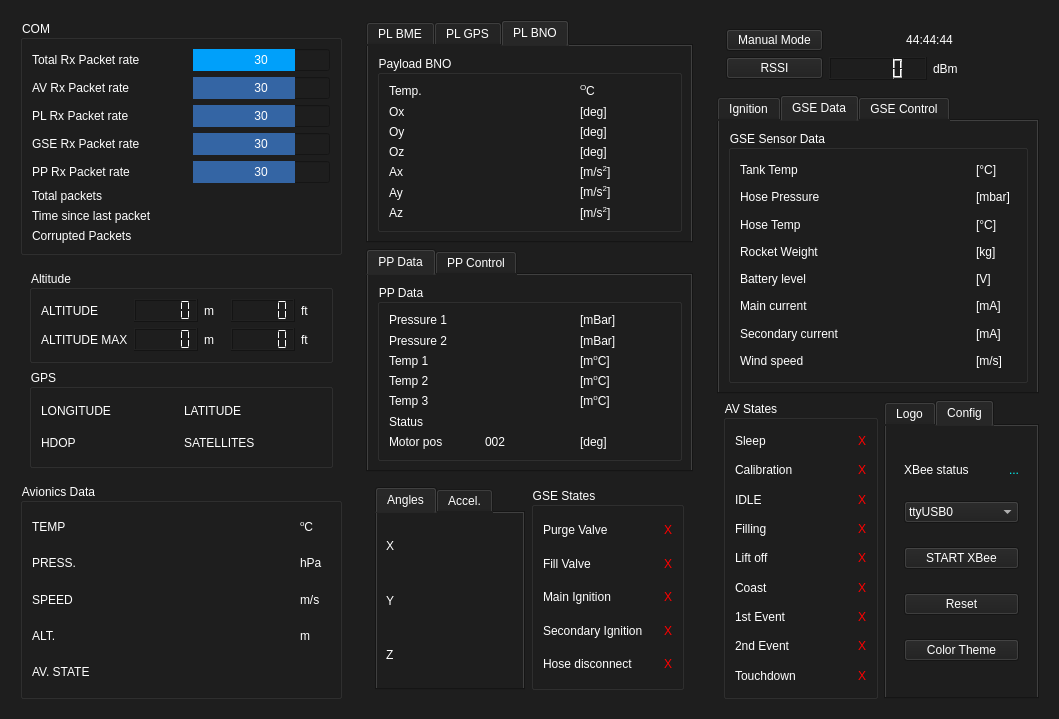
Above: UI/ui_file/WasserfallenGUI.ui from MorgesHAB/ERT2020GS before the change. Below: the same form after it.
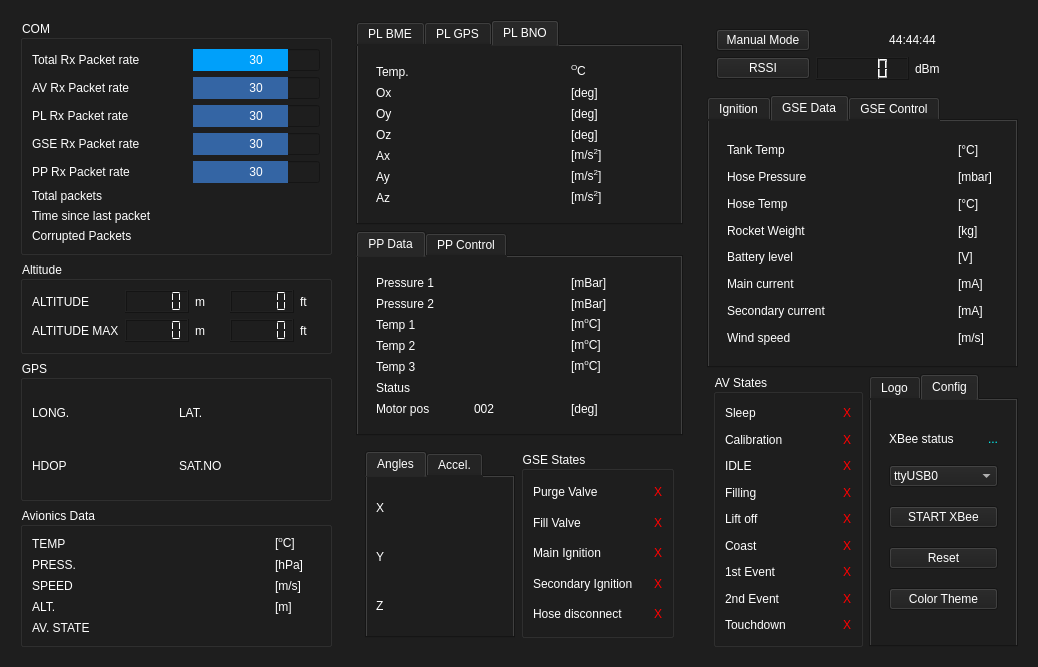
That is the form after the change. The open tabs and pages were chosen to show the change. Icons and pictures are not drawn.

```diff
--- a/UI/ui_file/WasserfallenGUI.ui
+++ b/UI/ui_file/WasserfallenGUI.ui
@@ -6,8 +6,8 @@
    <rect>
     <x>0</x>
     <y>0</y>
-    <width>1059</width>
-    <height>719</height>
+    <width>1038</width>
+    <height>667</height>
    </rect>
   </property>
   <property name="sizePolicy">
@@ -316,92 +316,6 @@
        </widget>
       </item>
       <item>
-       <widget class="QWidget" name="widget_4" native="true">
-        <layout class="QGridLayout" name="gridLayout_23">
-         <item row="2" column="0">
-          <widget class="QGroupBox" name="gps_box">
-           <property name="sizePolicy">
-            <sizepolicy hsizetype="MinimumExpanding" vsizetype="MinimumExpanding">
-             <horstretch>0</horstretch>
-             <verstretch>0</verstretch>
-            </sizepolicy>
-           </property>
-           <property name="minimumSize">
-            <size>
-             <width>0</width>
-             <height>0</height>
-            </size>
-           </property>
-           <property name="title">
-            <string>GPS</string>
-           </property>
-           <layout class="QGridLayout" name="gridLayout_3">
-            <item row="3" column="0">
-             <widget class="QLabel" name="longitude_label">
-              <property name="text">
-               <string>LONGITUDE</string>
-              </property>
-             </widget>
-            </item>
-            <item row="6" column="0">
-             <widget class="QLabel" name="hdop_label">
-              <property name="text">
-               <string>HDOP</string>
-              </property>
-             </widget>
-            </item>
-            <item row="3" column="6">
-             <widget class="QLabel" name="latitude_panel">
-              <property name="minimumSize">
-               <size>
-                <width>0</width>
-                <height>0</height>
-               </size>
-              </property>
-              <property name="text">
-               <string/>
-              </property>
-             </widget>
-            </item>
-            <item row="6" column="5">
-             <widget class="QLabel" name="sat_nbr_label">
-              <property name="text">
-               <string>SATELLITES</string>
-              </property>
-             </widget>
-            </item>
-            <item row="6" column="6">
-             <widget class="QLabel" name="sat_nbr_panel">
-              <property name="text">
-               <string/>
-              </property>
-             </widget>
-            </item>
-            <item row="3" column="5">
-             <widget class="QLabel" name="latitude_label">
-              <property name="text">
-               <string>LATITUDE</string>
-              </property>
-             </widget>
-            </item>
-            <item row="3" column="1">
-             <widget class="QLabel" name="longitude_panel">
-              <property name="text">
-               <string/>
-              </property>
-             </widget>
-            </item>
-            <item row="6" column="1">
-             <widget class="QLabel" name="hdop_panel">
-              <property name="text">
-               <string/>
-              </property>
-             </widget>
-            </item>
-           </layout>
-          </widget>
-         </item>
-         <item row="1" column="0">
           <widget class="QGroupBox" name="groupBox_7">
            <property name="title">
             <string>Altitude</string>
@@ -501,6 +415,86 @@
            </layout>
           </widget>
          </item>
+      <item>
+       <widget class="QGroupBox" name="gps_box">
+        <property name="sizePolicy">
+         <sizepolicy hsizetype="MinimumExpanding" vsizetype="MinimumExpanding">
+          <horstretch>0</horstretch>
+          <verstretch>0</verstretch>
+         </sizepolicy>
+        </property>
+        <property name="minimumSize">
+         <size>
+          <width>0</width>
+          <height>0</height>
+         </size>
+        </property>
+        <property name="title">
+         <string>GPS</string>
+        </property>
+        <layout class="QGridLayout" name="gridLayout_3">
+         <item row="3" column="0">
+          <widget class="QLabel" name="longitude_label">
+           <property name="text">
+            <string>LONG.</string>
+           </property>
+          </widget>
+         </item>
+         <item row="6" column="0">
+          <widget class="QLabel" name="hdop_label">
+           <property name="text">
+            <string>HDOP</string>
+           </property>
+          </widget>
+         </item>
+         <item row="3" column="6">
+          <widget class="QLabel" name="latitude_panel">
+           <property name="minimumSize">
+            <size>
+             <width>0</width>
+             <height>0</height>
+            </size>
+           </property>
+           <property name="text">
+            <string/>
+           </property>
+          </widget>
+         </item>
+         <item row="6" column="5">
+          <widget class="QLabel" name="sat_nbr_label">
+           <property name="text">
+            <string>SAT.NO</string>
+           </property>
+          </widget>
+         </item>
+         <item row="6" column="6">
+          <widget class="QLabel" name="sat_nbr_panel">
+           <property name="text">
+            <string/>
+           </property>
+          </widget>
+         </item>
+         <item row="3" column="5">
+          <widget class="QLabel" name="latitude_label">
+           <property name="text">
+            <string>LAT.</string>
+           </property>
+          </widget>
+         </item>
+         <item row="3" column="1">
+          <widget class="QLabel" name="longitude_panel">
+           <property name="text">
+            <string/>
+           </property>
+          </widget>
+         </item>
+         <item row="6" column="1">
+          <widget class="QLabel" name="hdop_panel">
+           <property name="text">
+            <string/>
+           </property>
+          </widget>
+         </item>
         </layout>
        </widget>
       </item>
@@ -518,6 +512,12 @@
         <layout class="QGridLayout" name="gridLayout_8">
          <item row="3" column="2">
           <widget class="QLabel" name="hpa_unit_label">
+           <property name="minimumSize">
+            <size>
+             <width>40</width>
+             <height>0</height>
+            </size>
+           </property>
            <property name="maximumSize">
             <size>
              <width>30</width>
@@ -525,7 +525,7 @@
             </size>
            </property>
            <property name="text">
-            <string>hPa</string>
+            <string>[hPa]</string>
            </property>
           </widget>
          </item>
@@ -566,7 +566,7 @@
             </size>
            </property>
            <property name="text">
-            <string>m</string>
+            <string>[m]</string>
            </property>
           </widget>
          </item>
@@ -600,6 +600,12 @@
          </item>
          <item row="4" column="2">
           <widget class="QLabel" name="m_s_unit_label">
+           <property name="minimumSize">
+            <size>
+             <width>45</width>
+             <height>0</height>
+            </size>
+           </property>
            <property name="maximumSize">
             <size>
              <width>30</width>
@@ -607,7 +613,7 @@
             </size>
            </property>
            <property name="text">
-            <string>m/s</string>
+            <string>[m/s]</string>
            </property>
           </widget>
          </item>
@@ -633,7 +639,7 @@
             </size>
            </property>
            <property name="text">
-            <string>&lt;html&gt;&lt;head/&gt;&lt;body&gt;&lt;p&gt;&lt;span style=&quot; vertical-align:super;&quot;&gt;o&lt;/span&gt;C&lt;/p&gt;&lt;/body&gt;&lt;/html&gt;</string>
+            <string>&lt;html&gt;&lt;head/&gt;&lt;body&gt;&lt;p&gt;[&lt;span style=&quot; vertical-align:super;&quot;&gt;o&lt;/span&gt;C]&lt;/p&gt;&lt;/body&gt;&lt;/html&gt;</string>
            </property>
           </widget>
          </item>
@@ -1043,7 +1049,7 @@
          </size>
         </property>
         <property name="currentIndex">
-         <number>0</number>
+         <number>2</number>
         </property>
         <widget class="QWidget" name="tab_3">
          <attribute name="title">
@@ -1051,16 +1057,13 @@
          </attribute>
          <layout class="QHBoxLayout" name="horizontalLayout_3">
           <item>
-           <widget class="QGroupBox" name="groupBox_4">
+           <widget class="QWidget" name="widget_4" native="true">
             <property name="sizePolicy">
              <sizepolicy hsizetype="MinimumExpanding" vsizetype="MinimumExpanding">
               <horstretch>0</horstretch>
               <verstretch>0</verstretch>
              </sizepolicy>
             </property>
-            <property name="title">
-             <string>Payload BME</string>
-            </property>
             <layout class="QGridLayout" name="gridLayout_19">
              <item row="2" column="0">
               <widget class="QLabel" name="pl_bme_humidity_label">
@@ -1157,16 +1160,13 @@
          </attribute>
          <layout class="QHBoxLayout" name="horizontalLayout_4">
           <item>
-           <widget class="QGroupBox" name="groupBox_3">
+           <widget class="QWidget" name="widget_3" native="true">
             <property name="sizePolicy">
              <sizepolicy hsizetype="MinimumExpanding" vsizetype="MinimumExpanding">
               <horstretch>0</horstretch>
               <verstretch>0</verstretch>
              </sizepolicy>
             </property>
-            <property name="title">
-             <string>Payload GPS</string>
-            </property>
             <layout class="QGridLayout" name="gridLayout_18">
              <item row="3" column="0">
               <widget class="QLabel" name="pl_latitude_label">
@@ -1249,16 +1249,13 @@
          </attribute>
          <layout class="QHBoxLayout" name="horizontalLayout_5">
           <item>
-           <widget class="QGroupBox" name="groupBox_5">
+           <widget class="QWidget" name="widget_5" native="true">
             <property name="sizePolicy">
              <sizepolicy hsizetype="MinimumExpanding" vsizetype="MinimumExpanding">
               <horstretch>0</horstretch>
               <verstretch>0</verstretch>
              </sizepolicy>
             </property>
-            <property name="title">
-             <string>Payload BNO</string>
-            </property>
             <layout class="QGridLayout" name="gridLayout_20">
              <item row="6" column="1">
               <widget class="QLabel" name="pl_bno_az_panel">
@@ -1417,7 +1414,7 @@
       <item row="1" column="0">
        <widget class="QTabWidget" name="tabWidget_3">
         <property name="currentIndex">
-         <number>1</number>
+         <number>0</number>
         </property>
         <widget class="QWidget" name="tab_6">
          <attribute name="title">
@@ -1425,10 +1422,7 @@
          </attribute>
          <layout class="QHBoxLayout" name="horizontalLayout_6">
           <item>
-           <widget class="QGroupBox" name="groupBox_6">
-            <property name="title">
-             <string>PP Data</string>
-            </property>
+           <widget class="QWidget" name="widget_6" native="true">
             <layout class="QGridLayout" name="gridLayout_21">
              <item row="5" column="0">
               <widget class="QLabel" name="label_15">
@@ -1581,10 +1575,7 @@
          </attribute>
          <layout class="QHBoxLayout" name="horizontalLayout_2">
           <item>
-           <widget class="QGroupBox" name="groupBox">
-            <property name="title">
-             <string>PP Control</string>
-            </property>
+           <widget class="QWidget" name="widget" native="true">
             <layout class="QGridLayout" name="gridLayout_12">
              <item row="0" column="1">
               <widget class="QPushButton" name="pushButton">
@@ -1816,16 +1807,13 @@
          </attribute>
          <layout class="QHBoxLayout" name="horizontalLayout_8">
           <item>
-           <widget class="QGroupBox" name="ignition_box">
+           <widget class="QWidget" name="ignition_box" native="true">
             <property name="minimumSize">
              <size>
               <width>200</width>
               <height>203</height>
              </size>
             </property>
-            <property name="title">
-             <string>Ignition</string>
-            </property>
             <layout class="QGridLayout" name="gridLayout_2">
              <item row="0" column="0">
               <widget class="QPushButton" name="ignition_button">
@@ -2031,16 +2019,13 @@
          </attribute>
          <layout class="QHBoxLayout" name="horizontalLayout_9">
           <item>
-           <widget class="QGroupBox" name="groupBox_2">
+           <widget class="QWidget" name="widget_2" native="true">
             <property name="sizePolicy">
              <sizepolicy hsizetype="MinimumExpanding" vsizetype="MinimumExpanding">
               <horstretch>0</horstretch>
               <verstretch>0</verstretch>
              </sizepolicy>
             </property>
-            <property name="title">
-             <string>GSE Sensor Data</string>
-            </property>
             <layout class="QGridLayout" name="gridLayout_16">
              <item row="0" column="0">
               <widget class="QLabel" name="tank_temp_label_2">
@@ -2269,10 +2254,7 @@
          </attribute>
          <layout class="QHBoxLayout" name="horizontalLayout_7">
           <item>
-           <widget class="QGroupBox" name="gse_control_box">
-            <property name="title">
-             <string>GSE Control</string>
-            </property>
+           <widget class="QWidget" name="gse_control_box" native="true">
             <layout class="QGridLayout" name="gridLayout_15">
              <item row="0" column="1">
               <widget class="QPushButton" name="filling_open_button">
```
Lines whose indentation alone changed are shown as unchanged.
